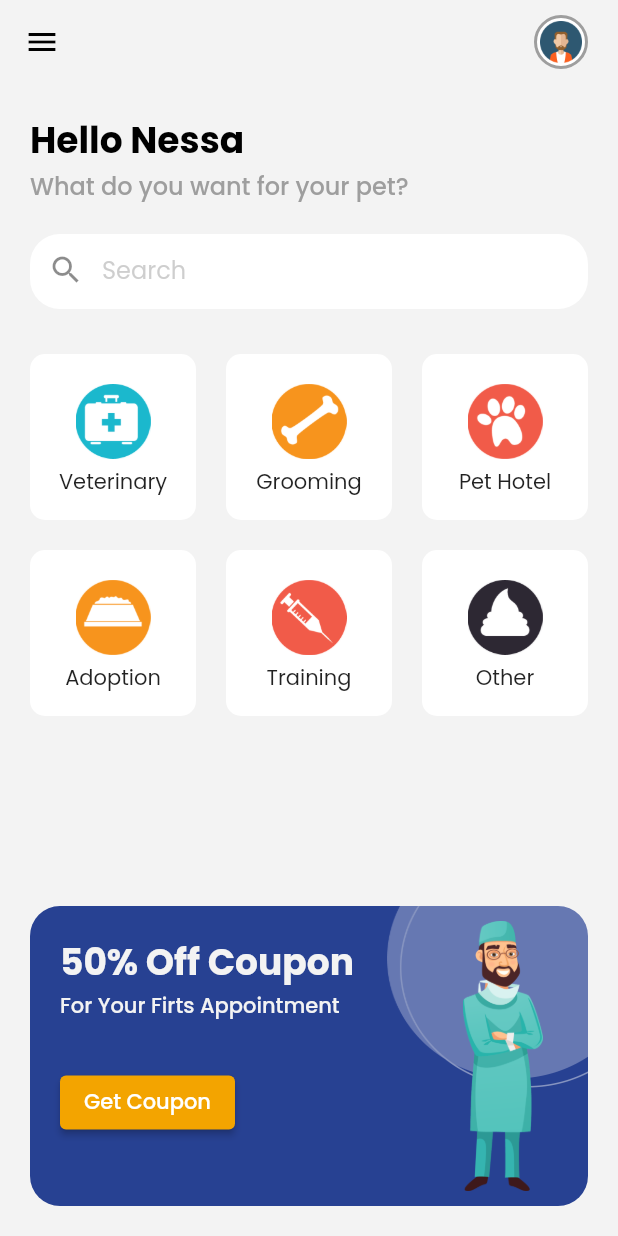
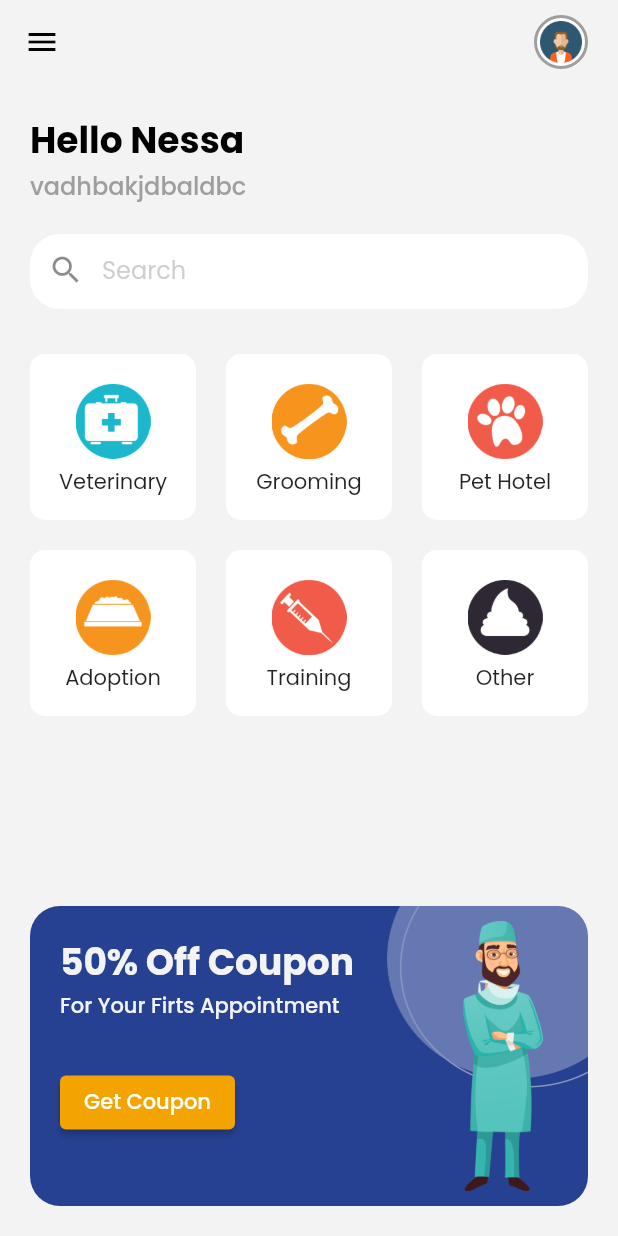
Before and after one commit to Fai77/Vet-Care, a Flutter app: the PageOne screen opened by its route, on a phone screen of 412 x 824 dp. Run offline on Flutter 3.47's test engine with Material 2 defaults, Android fonts, the phone set to English and light mode, and no system bars.

Commit message:
ubah text

```diff
--- a/lib/screens/page_one.dart
+++ b/lib/screens/page_one.dart
@@ -56,7 +56,7 @@ class PageOne extends StatelessWidget {
                   fontWeight: FontWeight.bold),
             ),
             Text(
-              'What do you want for your pet?',
+              'vadhbakjdbaldbc',
               style: TextStyle(
                 color: Colors.grey,
                 fontSize: 16,
```
